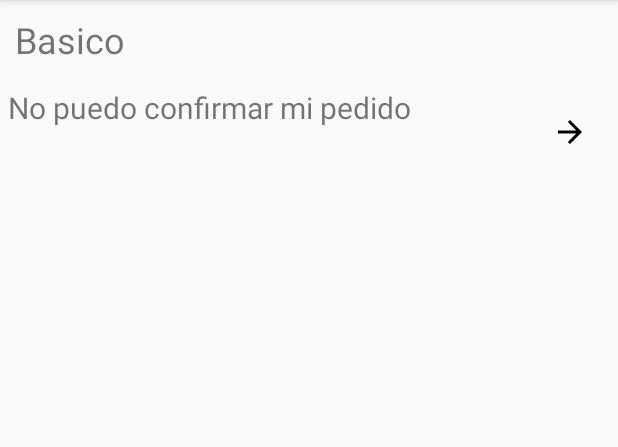
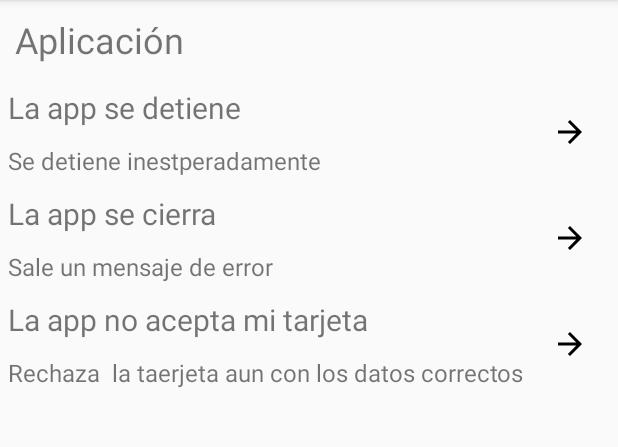
Before and after one commit to arivalencia/Help, an Android app: the screen it shows after launch (HelpActivity), after a tap on "App", on a phone screen of 412 x 824 dp, the part 84-531 px from its top. Run offline under Robolectric (Android 15) with nearby library versions, the phone set to English and light mode, and no system bars.

Commit message:
La app funciona con datos de prueba

```diff
--- a/app/src/main/AndroidManifest.xml
+++ b/app/src/main/AndroidManifest.xml
@@ -17,6 +17,7 @@
             </intent-filter>
         </activity>
         <activity android:name=".HelpActivity" />
+        <activity android:name=".DescriptionActivity" />
     </application>
 
 </manifest>
--- a/app/src/main/java/com/example/help/HelpActivity.java
+++ b/app/src/main/java/com/example/help/HelpActivity.java
@@ -5,6 +5,8 @@ import android.os.Bundle;
 import android.view.View;
 import android.widget.ImageView;
 import android.widget.LinearLayout;
+import android.widget.TextView;
+import android.widget.Toast;
 
 import androidx.appcompat.app.AppCompatActivity;
 import androidx.recyclerview.widget.LinearLayoutManager;
@@ -16,18 +18,65 @@ import com.example.help.pojo.CardHelp;
 import java.util.ArrayList;
 
 public class HelpActivity extends AppCompatActivity{
-    ArrayList<CardHelp> listData = new ArrayList<>();
+    ArrayList<CardHelp> listApp = new ArrayList<>();
+    ArrayList<CardHelp> listUserGuide = new ArrayList<>();
+    ArrayList<CardHelp> listAccount = new ArrayList<>();
+    Bundle datos;
     RecyclerView listHelpsOne;
+    ListAdapter adapter;
+    TextView title;
+    int typeOfList;
 
     @Override
     protected void onCreate(Bundle savedInstanceState) {
         super.onCreate(savedInstanceState);
         setContentView(R.layout.activity_help);
+        datos = this.getIntent().getExtras();
+        typeOfList = datos.getInt("typeOfList");
+        title = findViewById(R.id.title);
 
         listHelpsOne = findViewById(R.id.listHelpsOne);
         listHelpsOne.setLayoutManager(new LinearLayoutManager(this));
 
-        listHelpsOne.setAdapter(new ListAdapter(this,2));
+        updateList();
+        listHelpsOne.setAdapter(listAdapter());
     }
 
+    public void updateList(){
+        listApp.add(new CardHelp("La app se detiene", "Se detiene inestperadamente"));
+        listApp.add(new CardHelp("La app se cierra", "Sale un mensaje de error"));
+        listApp.add(new CardHelp("La app no acepta mi tarjeta", "Rechaza  la taerjeta aun con los datos correctos"));
+
+        listUserGuide.add(new CardHelp("Guía de usuario item 1", "Descripción"));
+        listUserGuide.add(new CardHelp("Guía de usuario item 2", "Descripción"));
+        listUserGuide.add(new CardHelp("Guía de usuario item 3", "Descripción"));
+        listUserGuide.add(new CardHelp("Guía de usuario item 4", "Descripción"));
+
+        listAccount.add(new CardHelp("Cuenta item 1", "Descripción"));
+        listAccount.add(new CardHelp("Cuenta item 2", "Descripción"));
+        listAccount.add(new CardHelp("Cuenta item 3", "Descripción"));
+        listAccount.add(new CardHelp("Cuenta item 4", "Descripción"));
+
+    }
+
+    public ListAdapter listAdapter(){
+        switch (typeOfList){
+            case 0 :
+                adapter = new ListAdapter(this, listApp, 2);
+                title.setText("Aplicación");
+
+            break;
+            case 1 :
+                adapter = new ListAdapter(this, listUserGuide, 2);
+                title.setText("Guía de usuario");
+            break;
+            case 2 :
+                adapter = new ListAdapter(this, listAccount, 2);
+                title.setText("Cuenta");
+            break;
+            default:
+                Toast.makeText(this, "Problemas con la app", Toast.LENGTH_SHORT).show();
+        }
+        return adapter;
+    }
 }
--- a/app/src/main/java/com/example/help/MainActivity.java
+++ b/app/src/main/java/com/example/help/MainActivity.java
@@ -13,7 +13,7 @@ import com.example.help.pojo.CardHelp;
 import java.util.ArrayList;
 
 public class MainActivity extends AppCompatActivity {
-    public static ArrayList<CardHelp> helps = new ArrayList<>();
+    ArrayList<CardHelp> helps = new ArrayList<>();
     RecyclerView listHelps;
 
     @Override
@@ -21,17 +21,14 @@ public class MainActivity extends AppCompatActivity {
         super.onCreate(savedInstanceState);
         setContentView(R.layout.activity_main);
         listHelps = findViewById(R.id.listHelps);
-
         listHelps.setLayoutManager(new LinearLayoutManager(this));
         updateList();
-        listHelps.setAdapter(new ListAdapter(this,1));
+        listHelps.setAdapter(new ListAdapter(this, helps, 1));
     }
 
     public void updateList(){
-        String[] list = {"No puedo confirmar mi pedido","No carga el mapa","No encuentro un establecimiento", "No puedo registrar mi tarjeta","La app se cierra inesperadamente"};
-        String[] text = {"Para proteger tu seguridad y privacidad, tu banco no puede proporcionar a Amazon información acerca " +
-                "de por qué falló la confirmación de pago. Por esta razón, es necesario que contactes a tu banco directamente" +
-                " para resolver cualquier problema de confirmación de pago.", "No carga el mapa No carga el mapa No carga el mapa No carga el mapa No carga el mapa No carga el mapa No carga el mapa", "No encuentro un establecimiento No encuentro un establecimiento No encuentro un establecimiento No encuentro un establecimiento", "No puedo registrar mi tarjeta No puedo registrar mi tarjeta No puedo registrar mi tarjeta No puedo registrar mi tarjeta", "La app se cierra inesperadamente La app se cierra inesperadamenteLa app se cierra inesperadamenteLa app se cierra inesperadamente"};
-        helps.add(new CardHelp("App", "Problemas con la app", list, text));
+        helps.add(new CardHelp("App", "Problemas con la app"));
+        helps.add(new CardHelp("Guía de usuario", "Como utilizar la app"));
+        helps.add(new CardHelp("Cuenta", "Pagos, tarjeta, seción"));
     }
 }
--- a/app/src/main/java/com/example/help/adapter/ListAdapter.java
+++ b/app/src/main/java/com/example/help/adapter/ListAdapter.java
@@ -5,25 +5,27 @@ import android.view.LayoutInflater;
 import android.view.View;
 import android.view.ViewGroup;
 import android.widget.TextView;
+import android.widget.Toast;
 
 import androidx.annotation.NonNull;
 import androidx.recyclerview.widget.RecyclerView;
 
+import com.example.help.DescriptionActivity;
 import com.example.help.HelpActivity;
-import com.example.help.MainActivity;
 import com.example.help.R;
 import com.example.help.pojo.CardHelp;
 
 import java.util.ArrayList;
 
-public class ListAdapter extends RecyclerView.Adapter<ListAdapter.ViewHolder>{
+public class ListAdapter extends RecyclerView.Adapter<ListAdapter.ViewHolder> {
     private CardHelp cardHelp;
-    private ArrayList<CardHelp> helps;
+    private ArrayList<CardHelp> list;
     private Context context;
     private int activity;
+    private static int typeOfList;
 
-    public ListAdapter(Context context, int activity){
-        this.helps = MainActivity.helps;
+    public ListAdapter(Context context, ArrayList<CardHelp> list, int activity){
+        this.list = list;
         this.context = context;
         this.activity = activity;
     }
@@ -36,38 +38,39 @@ public class ListAdapter extends RecyclerView.Adapter<ListAdapter.ViewHolder>{
     }
 
     @Override
-    public void onBindViewHolder(@NonNull ListAdapter.ViewHolder holder, int position) {
-        cardHelp = helps.get(position);
+    public void onBindViewHolder(@NonNull ListAdapter.ViewHolder holder, final int position) {
+        cardHelp = list.get(position);
         if(activity == 1){
             holder.itemView.setOnClickListener(new View.OnClickListener() {
                 @Override
                 public void onClick(View v){
-                    context.startActivity(new Intent(context, HelpActivity.class));
+                    typeOfList = position;
+                    Intent intent = new Intent(context, HelpActivity.class);
+                    intent.putExtra("typeOfList", position);
+                    context.startActivity(intent);
                 }
             });
             holder.textViewTitle.setText(cardHelp.getTitle());
             holder.textViewSubTitle.setText(cardHelp.getDescription());
 
         }else if(activity == 2){
-            holder.textViewTitle.setText(cardHelp.getOfList(position));
+            holder.itemView.setOnClickListener(new View.OnClickListener() {
+                @Override
+                public void onClick(View v){
+                    Intent intent = new Intent(context, DescriptionActivity.class);
+                    intent.putExtra("typeOfList", typeOfList);
+                    intent.putExtra("problem", position);
+                    context.startActivity(intent);
+                }
+            });
+            holder.textViewTitle.setText(cardHelp.getTitle());
+            holder.textViewSubTitle.setText(cardHelp.getDescription());
         }
     }
 
     @Override
     public int getItemCount(){
-        return sizeRecyclerView();
-    }
-
-    public int sizeRecyclerView(){
-        /*int tam = 0;
-        if (activity == 1){
-            tam =  helps.size();
-        }
-        if(activity == 2){
-            tam =  5;
-        }
-        return tam;*/
-        return helps.size();
+        return list.size();
     }
 
     //CLASE INTERNA
--- a/app/src/main/java/com/example/help/pojo/CardHelp.java
+++ b/app/src/main/java/com/example/help/pojo/CardHelp.java
@@ -1,3 +1,33 @@
+package com.example.help.pojo;
+
+import java.util.ArrayList;
+
+public class CardHelp {
+    private String title;
+    private String description;
+
+    public CardHelp(String title, String description) {
+        this.title = title;
+        this.description = description;
+    }
+
+    public String getTitle() {
+        return title;
+    }
+
+    public String getDescription() {
+        return description;
+    }
+
+    public void setTitle(String title) {
+        this.title = title;
+    }
+
+    public void setDescription(String description) {
+        this.description = description;
+    }
+}
+/*
 package com.example.help.pojo;
 
 import java.util.ArrayList;
@@ -59,3 +89,5 @@ public class CardHelp {
         this.text.add(text);
     }
 }
+
+ */
--- a/app/src/main/res/layout/activity_help.xml
+++ b/app/src/main/res/layout/activity_help.xml
@@ -11,7 +11,6 @@
         android:id="@+id/title"
         android:layout_width="match_parent"
         android:layout_height="wrap_content"
-        android:text="Basico"
         android:layout_margin="10dp"
         android:textSize="24sp" />
 
```
Also changed, not shown: app/src/main/java/com/example/help/DescriptionActivity.java (+51 -5 lines), app/src/main/res/layout/description_activity.xml (+8 -13 lines).
